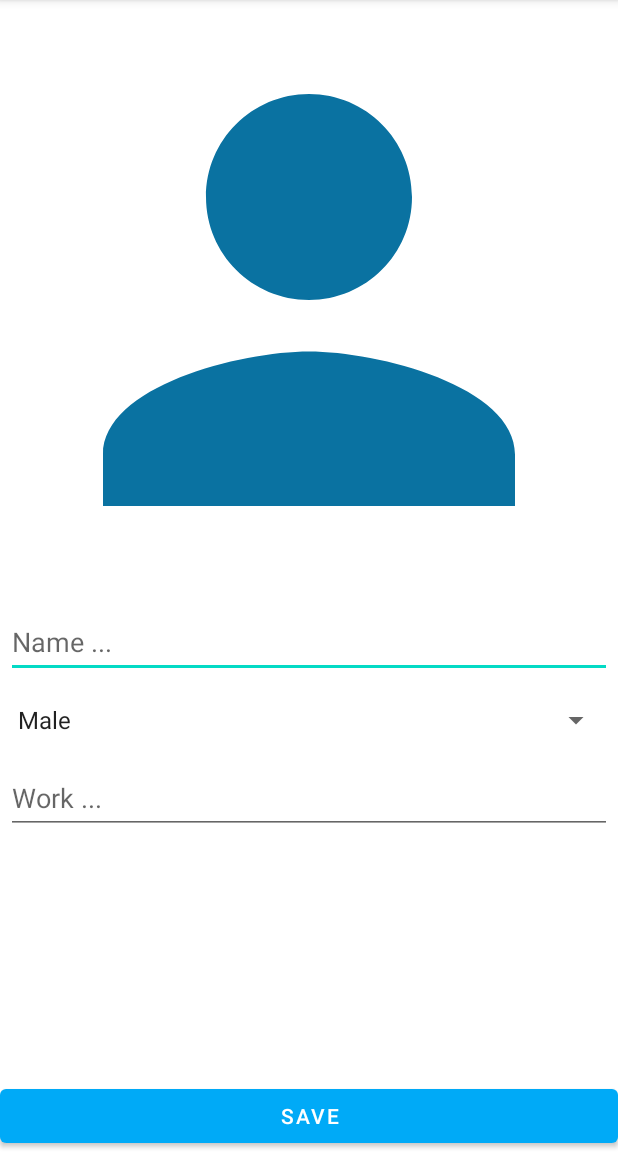
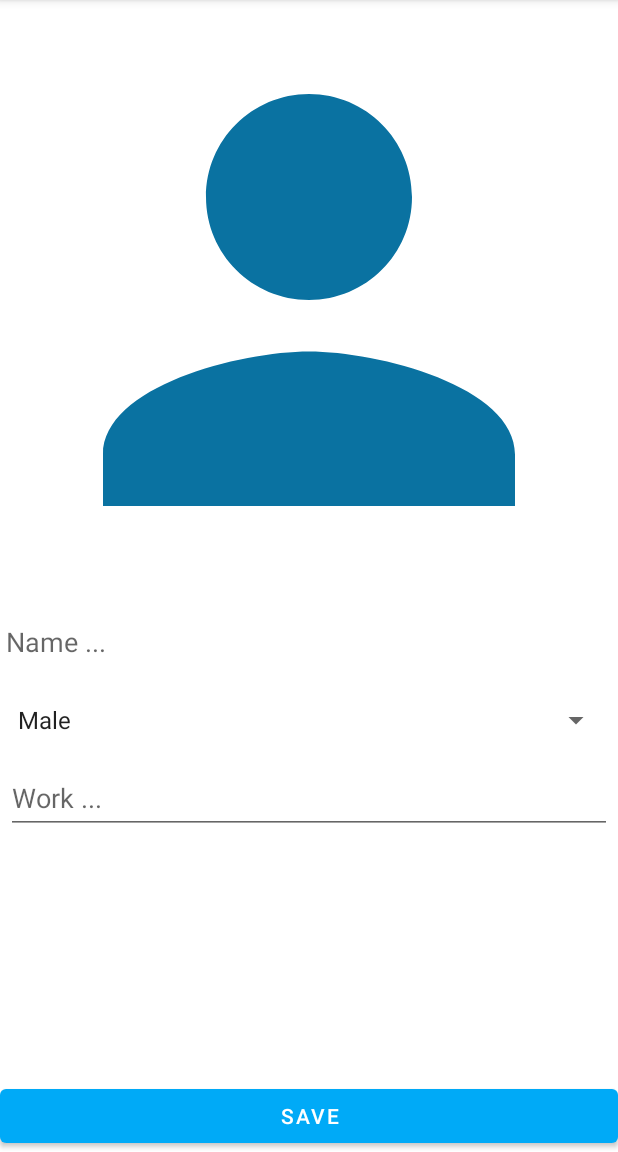
Before and after one commit to PhongPD11/StaffManager, an Android app: the AddEditItemActivity screen opened directly, with no data from a screen before it, on a phone screen of 412 x 824 dp, the part 84-1236 px from its top. Run offline under Robolectric (Android 15) with nearby library versions, the phone set to English and light mode, and no system bars; our stand-ins replace Room's generated code; libraries missing offline, so code that uses them is left out: com.yalantis.ucrop, id.zelory.compressor.

Commit message:
fix add_edit_item_layout

```diff
--- a/app/src/main/AndroidManifest.xml
+++ b/app/src/main/AndroidManifest.xml
@@ -16,6 +16,7 @@
         android:theme="@style/Theme.StaffManager"
         tools:targetApi="31">
         <activity
+            android:windowSoftInputMode="adjustPan"
             android:name=".feature.AddEditItemActivity"
             android:exported="false" />
         <activity
--- a/app/src/main/java/com/example/staffmanager/MainActivity.kt
+++ b/app/src/main/java/com/example/staffmanager/MainActivity.kt
@@ -2,6 +2,7 @@ package com.example.staffmanager
 
 import android.content.Intent
 import android.os.Bundle
+import android.text.TextUtils
 import android.view.Menu
 import android.view.MenuItem
 import androidx.appcompat.app.AppCompatActivity
--- a/app/src/main/java/com/example/staffmanager/feature/AddEditItemActivity.kt
+++ b/app/src/main/java/com/example/staffmanager/feature/AddEditItemActivity.kt
@@ -81,6 +81,8 @@ class AddEditItemActivity : AppCompatActivity() {
         }
 
         try {
+
+
             val defaultAvatar = R.drawable.ic_staff
             staffNameEdit = binding.editTextName
             staffWorkEdit = binding.editTextWork
@@ -91,6 +93,7 @@ class AddEditItemActivity : AppCompatActivity() {
                 this, ViewModelProvider.AndroidViewModelFactory.getInstance(application)
             )[StaffViewModel::class.java]
             val type = intent.getStringExtra(TYPE)
+
             if (type.equals(getString(R.string.type_edit))) {
                 val staffName = intent.getStringExtra(NAME)
                 val staffGender = intent.getStringExtra(GENDER)
--- a/app/src/main/res/layout/activity_add_edit_item.xml
+++ b/app/src/main/res/layout/activity_add_edit_item.xml
@@ -17,19 +17,24 @@
         app:layout_constraintTop_toTopOf="parent"
         app:layout_constraintStart_toStartOf="parent"
         app:layout_constraintBottom_toTopOf="@id/editTextName"
-        app:layout_constraintEnd_toEndOf="parent"/>
+        app:layout_constraintEnd_toEndOf="parent"
+        android:contentDescription="@string/choose_avatar" />
 
     <EditText
         android:id="@+id/editTextName"
         android:layout_width="match_parent"
         android:layout_height="48dp"
-        android:hint="Name ..."
+        android:background="@null"
+        android:hint="@string/hint_name"
         android:textSize="@dimen/textSize"
+        android:maxLength="60"
+        android:textColor="@color/black"
         android:layout_margin="4dp"
         app:layout_constraintTop_toBottomOf="@id/imageEditAvatar"
         app:layout_constraintEnd_toEndOf="parent"
         app:layout_constraintStart_toStartOf="parent"
-        app:layout_constraintBottom_toTopOf="@+id/spinnerGender" />
+        app:layout_constraintBottom_toTopOf="@+id/spinnerGender"
+        tools:ignore="Autofill,TextFields" />
 
     <Spinner
         android:id="@+id/spinnerGender"
@@ -38,6 +43,7 @@
         android:layout_margin="4dp"
         android:minHeight="48dp"
         android:textSize="@dimen/textSize"
+        android:textColor="@color/black"
         app:layout_constraintEnd_toEndOf="parent"
         app:layout_constraintStart_toStartOf="parent"
         app:layout_constraintTop_toBottomOf="@+id/editTextName"
@@ -48,21 +54,25 @@
         android:layout_width="match_parent"
         android:layout_height="48dp"
         android:layout_margin="4dp"
-        android:hint="Work ..."
+        android:hint="@string/hint_work"
         android:minHeight="48dp"
+        android:maxLength="30"
+        android:focusable="true"
+        android:textColor="@color/black"
         android:textSize="@dimen/textSize"
         app:layout_constraintEnd_toEndOf="parent"
         app:layout_constraintStart_toStartOf="parent"
         app:layout_constraintTop_toBottomOf="@+id/spinnerGender" />
 
-
     <Button
         android:id="@+id/btnEditStaff"
         android:layout_width="match_parent"
         android:layout_height="wrap_content"
-        android:text="Save"
+        android:text="@string/save"
+        android:textColor="@color/white"
+        app:layout_constraintBottom_toBottomOf="parent"
+        app:layout_constraintEnd_toEndOf="parent"
         app:layout_constraintStart_toStartOf="parent"
-        app:layout_constraintEnd_toEndOf="parent"
-        app:layout_constraintBottom_toBottomOf="parent" />
+        tools:ignore="TextContrastCheck" />
 
 </androidx.constraintlayout.widget.ConstraintLayout>
--- a/app/src/main/res/layout/activity_main.xml
+++ b/app/src/main/res/layout/activity_main.xml
@@ -24,6 +24,7 @@
         app:layout_constraintGuide_percent="0.1" />
 
     <TextView
+        android:id="@+id/textWelcome"
         android:layout_width="wrap_content"
         android:layout_height="wrap_content"
         android:text="@string/main_welcome"
--- a/app/src/main/res/values/strings.xml
+++ b/app/src/main/res/values/strings.xml
@@ -17,6 +17,10 @@
     <string name="name">Name</string>
     <string name="gender">Gender</string>
     <string name="list_title">List Staff</string>
+    <string name="save">Save</string>
+    <string name="hint_work">Work ...</string>
+    <string name="hint_name">Name ...</string>
+    <string name="choose_avatar">Choose Avatar</string>
     <array name="gender">
         <item>Male</item>
         <item>Female</item>
```
Also changed, not shown: app/src/main/res/layout/staff_rv_item.xml (+12 -8 lines).
